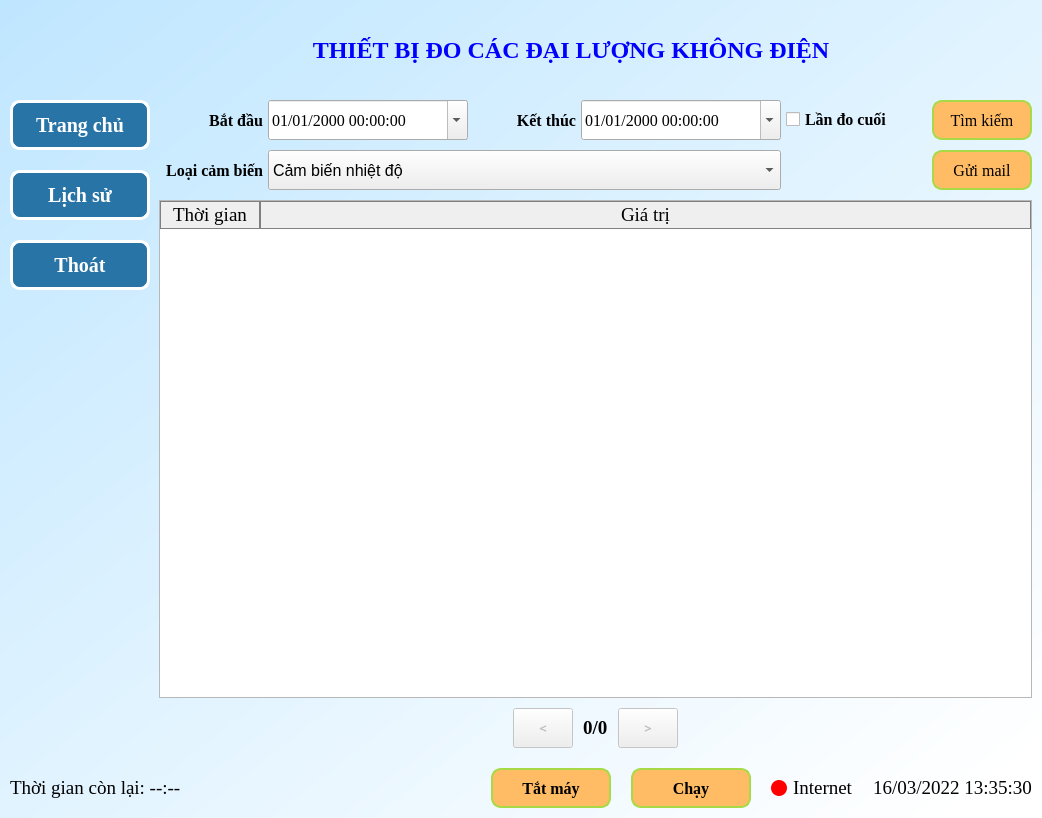
Qt form iot.ui (sonmasterj/iot) before a commit.
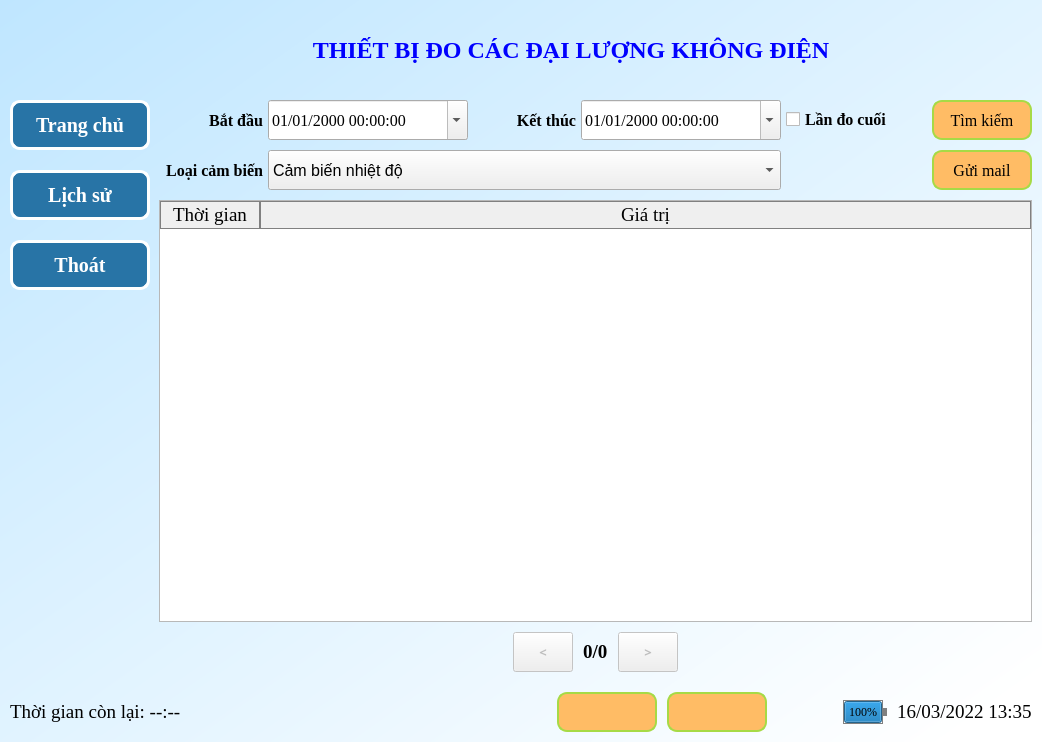
The same form after that commit. Icons and pictures are not drawn.

```diff
--- a/iot.ui
+++ b/iot.ui
@@ -7,7 +7,7 @@
     <x>0</x>
     <y>0</y>
     <width>1042</width>
-    <height>818</height>
+    <height>742</height>
    </rect>
   </property>
   <property name="windowTitle">
@@ -3320,7 +3320,7 @@
       </property>
       <layout class="QHBoxLayout" name="horizontalLayout_4">
        <property name="spacing">
-        <number>20</number>
+        <number>10</number>
        </property>
        <property name="leftMargin">
         <number>0</number>
@@ -3367,7 +3367,7 @@
         <widget class="QPushButton" name="btn_off">
          <property name="minimumSize">
           <size>
-           <width>120</width>
+           <width>100</width>
            <height>40</height>
           </size>
          </property>
@@ -3393,7 +3393,7 @@
 }</string>
          </property>
          <property name="text">
-          <string>Tắt máy</string>
+          <string/>
          </property>
          <property name="icon">
           <iconset resource="assets.qrc">
@@ -3411,7 +3411,7 @@
         <widget class="QPushButton" name="btn_run">
          <property name="minimumSize">
           <size>
-           <width>120</width>
+           <width>100</width>
            <height>40</height>
           </size>
          </property>
@@ -3437,7 +3437,7 @@
 }</string>
          </property>
          <property name="text">
-          <string>Chạy</string>
+          <string/>
          </property>
          <property name="icon">
           <iconset resource="assets.qrc">
@@ -3485,27 +3485,16 @@
            <widget class="QLabel" name="lb_internet">
             <property name="minimumSize">
              <size>
-              <width>16</width>
-              <height>16</height>
+              <width>32</width>
+              <height>32</height>
              </size>
             </property>
             <property name="maximumSize">
              <size>
-              <width>16</width>
-              <height>16</height>
+              <width>32</width>
+              <height>32</height>
              </size>
             </property>
-            <property name="styleSheet">
-             <string notr="true">background-color: rgb(255, 0, 0);
-border-radius:8px;</string>
-            </property>
-            <property name="text">
-             <string/>
-            </property>
-           </widget>
-          </item>
-          <item>
-           <widget class="QLabel" name="label_7">
             <property name="font">
              <font>
               <family>Times New Roman</family>
@@ -3516,7 +3505,115 @@
              <string notr="true"/>
             </property>
             <property name="text">
-             <string>Internet</string>
+             <string/>
+            </property>
+            <property name="pixmap">
+             <pixmap resource="assets.qrc">:/img/network_lost.svg</pixmap>
+            </property>
+            <property name="scaledContents">
+             <bool>true</bool>
+            </property>
+           </widget>
+          </item>
+         </layout>
+        </widget>
+       </item>
+       <item>
+        <widget class="QFrame" name="frame_7">
+         <property name="frameShape">
+          <enum>QFrame::StyledPanel</enum>
+         </property>
+         <property name="frameShadow">
+          <enum>QFrame::Raised</enum>
+         </property>
+         <layout class="QHBoxLayout" name="horizontalLayout_17">
+          <property name="spacing">
+           <number>0</number>
+          </property>
+          <property name="leftMargin">
+           <number>0</number>
+          </property>
+          <property name="topMargin">
+           <number>0</number>
+          </property>
+          <property name="rightMargin">
+           <number>0</number>
+          </property>
+          <property name="bottomMargin">
+           <number>0</number>
+          </property>
+          <item>
+           <widget class="QLabel" name="lb_charge">
+            <property name="minimumSize">
+             <size>
+              <width>24</width>
+              <height>24</height>
+             </size>
+            </property>
+            <property name="maximumSize">
+             <size>
+              <width>24</width>
+              <height>24</height>
+             </size>
+            </property>
+            <property name="text">
+             <string/>
+            </property>
+            <property name="pixmap">
+             <pixmap resource="assets.qrc">:/img/thunder.svg</pixmap>
+            </property>
+            <property name="scaledContents">
+             <bool>true</bool>
+            </property>
+           </widget>
+          </item>
+          <item>
+           <widget class="QProgressBar" name="battery_percent">
+            <property name="maximumSize">
+             <size>
+              <width>40</width>
+              <height>24</height>
+             </size>
+            </property>
+            <property name="font">
+             <font>
+              <family>Times New Roman</family>
+              <kerning>true</kerning>
+             </font>
+            </property>
+            <property name="styleSheet">
+             <string notr="true">border: 1px solid gray;</string>
+            </property>
+            <property name="value">
+             <number>100</number>
+            </property>
+            <property name="alignment">
+             <set>Qt::AlignCenter</set>
+            </property>
+            <property name="orientation">
+             <enum>Qt::Horizontal</enum>
+            </property>
+           </widget>
+          </item>
+          <item>
+           <widget class="QLabel" name="label_2">
+            <property name="minimumSize">
+             <size>
+              <width>4</width>
+              <height>8</height>
+             </size>
+            </property>
+            <property name="maximumSize">
+             <size>
+              <width>4</width>
+              <height>8</height>
+             </size>
+            </property>
+            <property name="styleSheet">
+             <string notr="true">background-color:gray;</string>
+            </property>
+            <property name="text">
+             <string/>
             </property>
            </widget>
           </item>
@@ -3535,7 +3632,10 @@
           <string notr="true"/>
          </property>
          <property name="text">
-          <string>16/03/2022 13:35:30</string>
+          <string>16/03/2022 13:35</string>
+         </property>
+         <property name="textFormat">
+          <enum>Qt::AutoText</enum>
          </property>
         </widget>
        </item>
```
Left out of the diff: 2 changed lines with no effect on the pictures.
